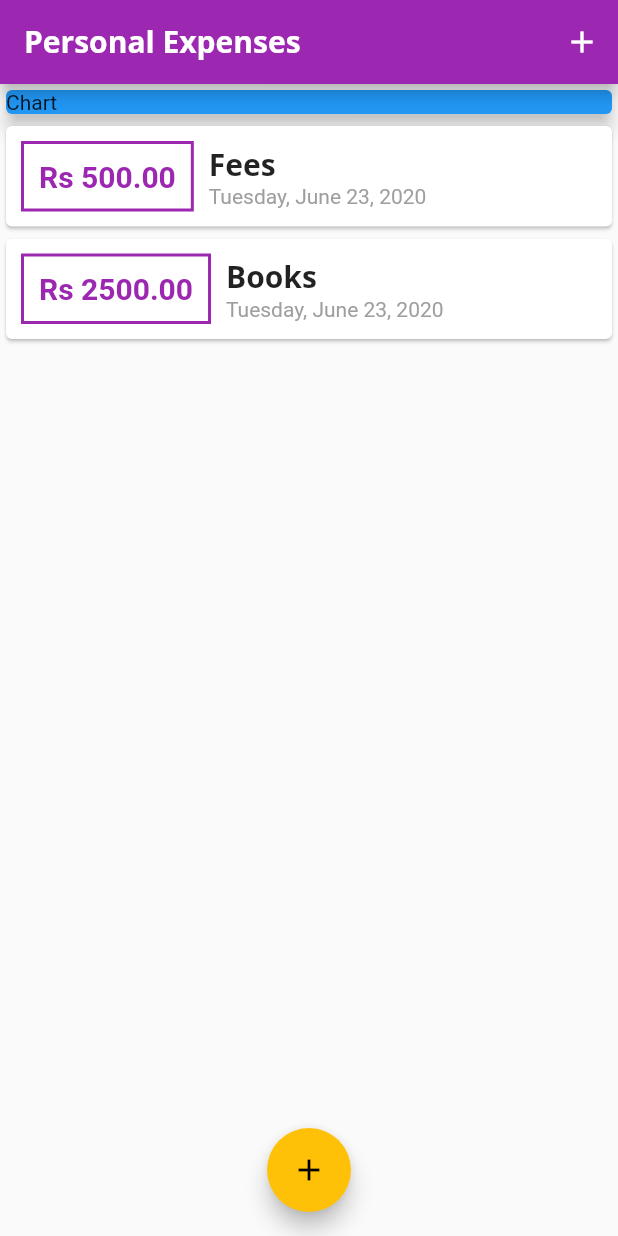
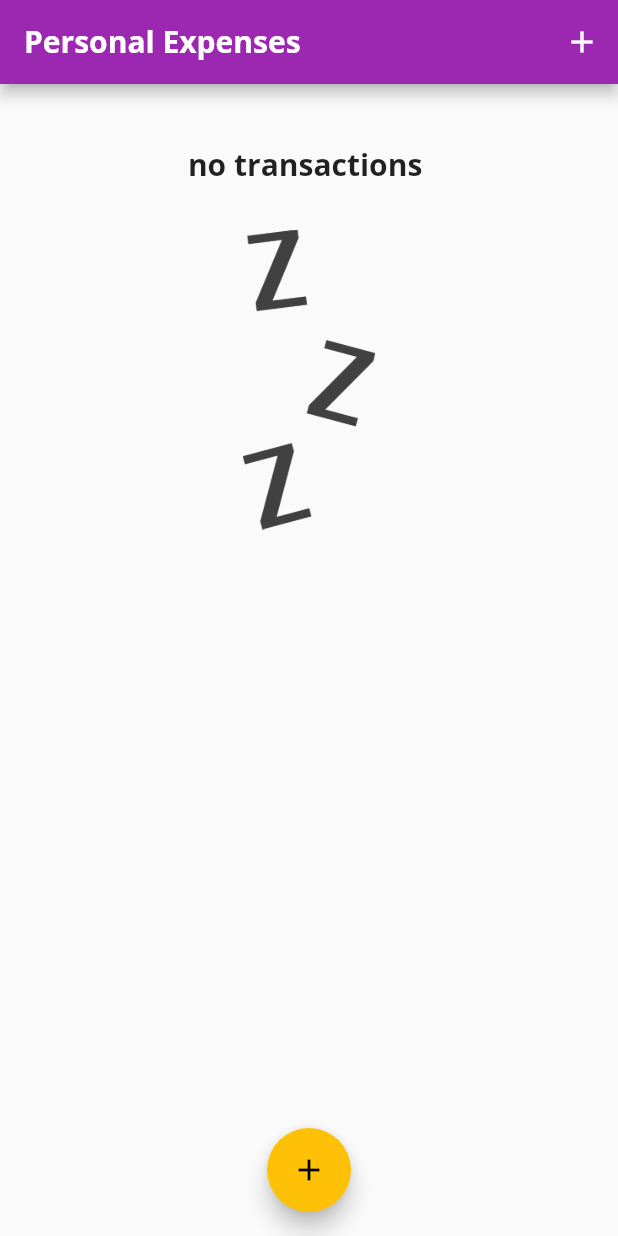
Before and after one commit to dishantsethi1/Expense-App, a Flutter app: the screen it shows after launch, on a phone screen of 412 x 824 dp. Run offline on Flutter 3.47's test engine with Material 2 defaults, Android fonts, the phone set to English and light mode, and no system bars.

```diff
--- a/lib/main.dart
+++ b/lib/main.dart
@@ -1,8 +1,9 @@
-import 'package:expenseApp/widgets/transactionlist.dart';
+import './widgets/transactionlist.dart';
 
 import './widgets/newtransaction.dart';
 
 import './widgets/transactionlist.dart';
+import './widgets/chart.dart';
 import 'package:flutter/material.dart';
 import './models/transaction.dart';
 
@@ -51,19 +52,27 @@ class _MyHomePageState extends State<MyHomePage> {
 
   final amount = TextEditingController();
   final List<Transaction> _userTransactions = [
-    Transaction(
-      id: 't1',
-      amount: 500,
-      title: 'Fees',
-      date: DateTime.now(),
-    ),
-    Transaction(
-      id: 't2',
-      amount: 2500,
-      title: 'Books',
-      date: DateTime.now(),
-    ),
+    // Transaction(
+    //   id: 't1',
+    //   amount: 500,
+    //   title: 'Fees',
+    //   date: DateTime.now(),
+    // ),
+    // Transaction(
+    //   id: 't2',
+    //   amount: 2500,
+    //   title: 'Books',
+    //   date: DateTime.now(),
+    // ),
   ];
+
+  List<Transaction> get _recenttransactions {
+    return _userTransactions.where((tx) {
+      return tx.date.isAfter(
+        DateTime.now().subtract(Duration(days: 7)),
+      );
+    }).toList();
+  }
 
   void _addnew(String txtitle, double txamount) {
     final newtx = Transaction(
@@ -111,14 +120,7 @@ class _MyHomePageState extends State<MyHomePage> {
           crossAxisAlignment: CrossAxisAlignment.stretch,
           mainAxisAlignment: MainAxisAlignment.start,
           children: <Widget>[
-            Container(
-              width: double.infinity,
-              child: Card(
-                color: Colors.blue,
-                child: Text('Chart'),
-                elevation: 5,
-              ),
-            ),
+            Chart(_recenttransactions),
             Transactionlist(_userTransactions),
           ],
         ),
--- /dev/null
+++ b/lib/widgets/chart.dart
@@ -0,0 +1,44 @@
+import '../models/transaction.dart';
+import 'package:flutter/material.dart';
+import 'package:intl/intl.dart';
+
+class Chart extends StatelessWidget {
+  final List<Transaction> recenttransactions;
+  Chart(this.recenttransactions);
+
+  List<Map<String, Object>> get groupedtransactions {
+    return List.generate(7, (index) {
+      final Weekday = DateTime.now().subtract(
+        Duration(days: index),
+      );
+      var totalsum = 0.0;
+
+      for (var i = 0; i < recenttransactions.length; i++) {
+        if (recenttransactions[i].date.day == Weekday.day &&
+            recenttransactions[i].date.month == Weekday.month &&
+            recenttransactions[i].date.year == Weekday.year) {
+          totalsum = totalsum+recenttransactions[i].amount;
+        }
+      }
+      print(DateFormat.E().format(Weekday));
+      print(totalsum);
+
+      return {
+        'Day': DateFormat.E().format(Weekday),
+        'amount': totalsum,
+      };
+    });
+  }
+
+  @override
+  Widget build(BuildContext context) {
+print(groupedtransactions);
+    return Card(
+      elevation: 5,
+      margin: EdgeInsets.all(20),
+      child: Row(
+        children: <Widget>[],
+      ),
+    );
+  }
+}
--- a/lib/widgets/transactionlist.dart
+++ b/lib/widgets/transactionlist.dart
@@ -9,8 +9,26 @@ class Transactionlist extends StatelessWidget {
   Widget build(BuildContext context) {
     return Container(
       height: 500,
-      child:  ListView.builder(
-        itemBuilder: (ctx,index){
+      child: transactions.isEmpty
+          ? Column(
+              children: <Widget>[
+                Text(
+                  'no transactions ',
+                  style: Theme.of(context).textTheme.title,
+                ),
+                SizedBox(
+                  height: 30,
+                ),
+                Container(
+                    height: 200,
+                    child: Image.asset(
+                      'assets/images/waiting.png',
+                      fit: BoxFit.cover,
+                    )),
+              ],
+            )
+          : ListView.builder(
+              itemBuilder: (ctx, index) {
                 return Card(
                   child: Row(
                     children: <Widget>[
@@ -40,7 +58,8 @@ class Transactionlist extends StatelessWidget {
                             style: Theme.of(context).textTheme.title,
                           ),
                           Text(
-                        DateFormat.yMMMMEEEEd().format(transactions[index].date),
+                            DateFormat.yMMMMEEEEd()
+                                .format(transactions[index].date),
                             style: TextStyle(
                               color: Colors.grey,
                             ),
@@ -52,9 +71,7 @@ class Transactionlist extends StatelessWidget {
                 );
               },
               itemCount: transactions.length,
-
             ),
-
     );
   }
 }
--- a/pubspec.yaml
+++ b/pubspec.yaml
@@ -46,9 +46,9 @@ flutter:
   uses-material-design: true
 
   # To add assets to your application, add an assets section, like this:
-  # assets:
-  #   - images/a_dot_burr.jpeg
-  #   - images/a_dot_ham.jpeg
+  assets:
+   - assets/images/waiting.png
+  #  - assets/images/a_dot_ham.jpeg
 
   # An image asset can refer to one or more resolution-specific "variants", see
   # https://flutter.dev/assets-and-images/#resolution-aware.
```
Also changed, not shown: assets/images/waiting.png (added). Lines whose indentation alone changed are shown as unchanged.
